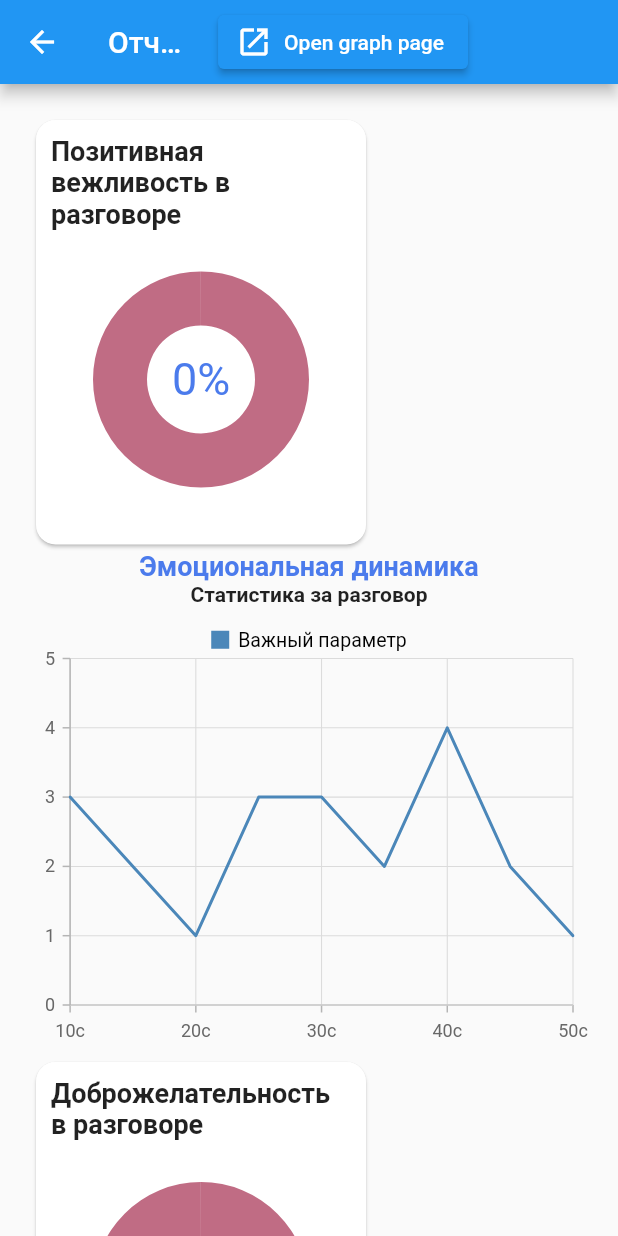
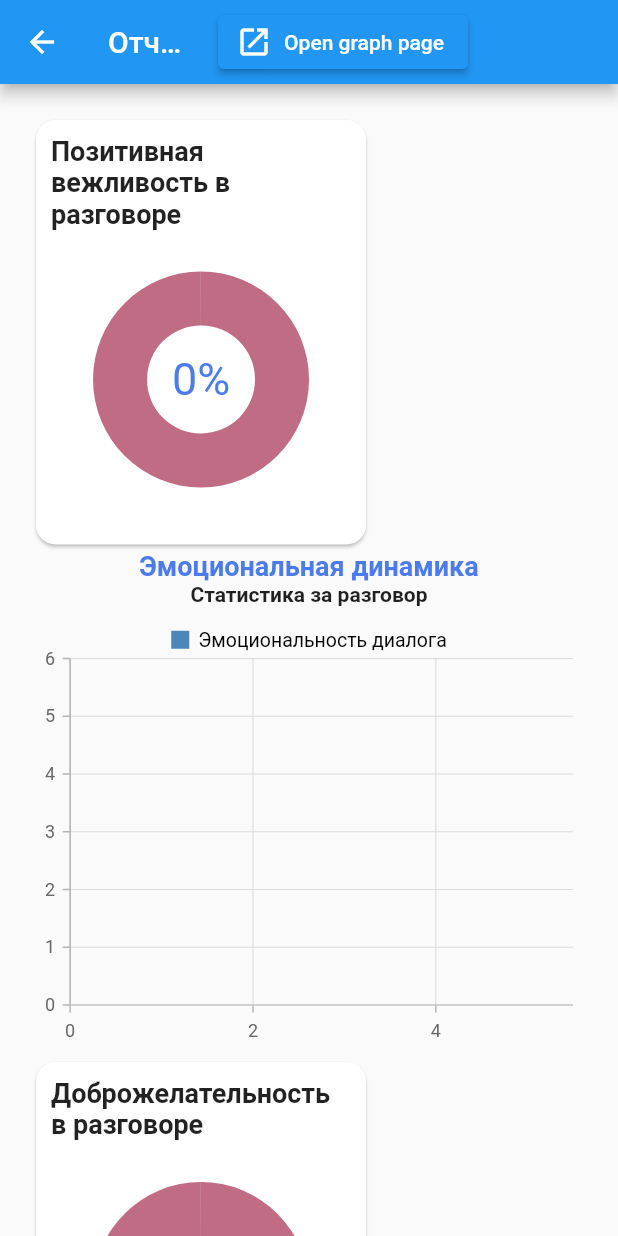
Before and after one commit to itatmisis/crmhack, a Flutter app: the DashboardPage screen opened directly with empty values, on a phone screen of 412 x 824 dp. Run offline on Flutter 3.47's test engine with Material 2 defaults, Android fonts, the phone set to English and light mode, and no system bars; our stand-ins replace js, permission_handler, qr_flutter, syncfusion_flutter_charts; missing offline and left inert: flutter_sound, flutter_sound_web; statements that could not run were skipped.

Commit message:
frontend: add new metrics to dashboard page

```diff
--- a/frontend/lib/api_entities.dart
+++ b/frontend/lib/api_entities.dart
@@ -8,11 +8,12 @@ class ProcessAudioResponse {
   final Politness politness;
   final TextSpeed textSpeed;
   final RecognizedText recognizedText;
-  final String berdCommas;
+  final String bertCommas;
   final Sentiments sentiments;
+  final List<double> bertParted;
 
   ProcessAudioResponse(this.noise, this.politness, this.textSpeed,
-      this.recognizedText, this.berdCommas, this.sentiments);
+      this.recognizedText, this.bertCommas, this.sentiments, this.bertParted);
 
   factory ProcessAudioResponse.fromJson(Map<String, dynamic> json) =>
       _$ProcessAudioResponseFromJson(json);
--- a/frontend/lib/dashboard_page.dart
+++ b/frontend/lib/dashboard_page.dart
@@ -98,8 +98,8 @@ class DashboardPage extends StatelessWidget {
       children: [
         _buildCircleDiagramMetric(context, "Позитивная вежливость в разговоре",
             this.processedAudio.politness.positive),
-        _buildChartMetric(
-            context, "Эмоциональная динамика", "Статистика за разговор"),
+        _buildChartMetric(context, "Эмоциональная динамика",
+            "Статистика за разговор", this.processedAudio.bertParted),
         _buildCircleDiagramMetric(
             context, "Доброжелательность в разговоре", benevolence),
       ],
@@ -163,18 +163,21 @@ class DashboardPage extends StatelessWidget {
           crossAxisAlignment: CrossAxisAlignment.start,
           mainAxisSize: MainAxisSize.max,
           children: [
-            _buildLineDiagramMetric(context, "Общая вежливость               ",
-                this.processedAudio.politness.friendly),
-            SizedBox(height: 5),
-            _buildLineDiagramMetric(context, "Формальность в разговоре",
-                this.processedAudio.politness.formal),
+            _buildSimpleMetric(context, Icons.mood, "Настроение разговора",
+                this.processedAudio.sentiments.predictedClass, ""),
+            SizedBox(height: 15),
+            _buildSimpleMetric(
+                context,
+                Icons.format_italic_rounded,
+                "Формальность в разговоре",
+                doubleToPercent(this.processedAudio.politness.formal),
+                ""),
           ],
         ),
         _buildCircleDiagramMetric(context, "Общая оценка разговора",
             this.processedAudio.politness.average),
-        // TODO
-        _buildCircleDiagramMetric(
-            context, "Правильная интонация в разговоре", 0.95),
+        _buildCircleDiagramMetric(context, "Общая вежливость",
+            this.processedAudio.politness.friendly),
         _buildCircleDiagramMetric(context, "Чистота речи в разговоре",
             this.processedAudio.politness.clear),
         Column(
@@ -229,11 +232,11 @@ class DashboardPage extends StatelessWidget {
     );
   }
 
-  Widget _buildChartMetric(BuildContext context, String title, String body) {
+  Widget _buildChartMetric(
+      BuildContext context, String title, String body, List<double> data) {
     return SizedBox(
       width: 750,
       child: Column(
-        // crossAxisAlignment: CrossAxisAlignment.start,
         children: [
           Text(
             title,
@@ -251,12 +254,11 @@ class DashboardPage extends StatelessWidget {
             child: SfCartesianChart(
               legend: Legend(
                   isVisible: true, opacity: 0.7, position: LegendPosition.top),
-              title: ChartTitle(text: ''),
               plotAreaBorderWidth: 0,
               primaryXAxis: NumericAxis(
-                labelFormat: '{value}с',
+                labelFormat: '{value}',
               ),
-              series: getMockChartData(),
+              series: convertChartData(data),
               tooltipBehavior: TooltipBehavior(enable: true),
             ),
           )
@@ -265,25 +267,13 @@ class DashboardPage extends StatelessWidget {
     );
   }
 
-  static List<LineSeries<_ChartData, num>> getMockChartData() {
-    final List<_ChartData> chartData = <_ChartData>[
-      _ChartData(10, 3),
-      _ChartData(15, 2),
-      _ChartData(20, 1),
-      _ChartData(25, 3),
-      _ChartData(30, 3),
-      _ChartData(35, 2),
-      _ChartData(40, 4),
-      _ChartData(45, 2),
-      _ChartData(50, 1),
-    ];
-    return <LineSeries<_ChartData, num>>[
-      LineSeries<_ChartData, num>(
-        // enableToolTip: isTooltipVisible,
-        dataSource: chartData,
-        xValueMapper: (_ChartData data, _) => data.second,
-        yValueMapper: (_ChartData data, _) => data.count,
-        name: "Важный параметр",
+  static List<LineSeries<double, num>> convertChartData(List<double> data) {
+    return <LineSeries<double, num>>[
+      LineSeries<double, num>(
+        dataSource: data,
+        xValueMapper: (double data, int index) => index,
+        yValueMapper: (double data, int index) => data,
+        name: "Эмоциональность диалога",
       ),
     ];
   }
@@ -300,10 +290,3 @@ class _PieData {
   final num yData;
   final String text;
 }
-
-class _ChartData {
-  _ChartData(this.second, this.count);
-
-  final double second;
-  final double count;
-}
```
Also changed, not shown: frontend/lib/api_entities.g.dart.
